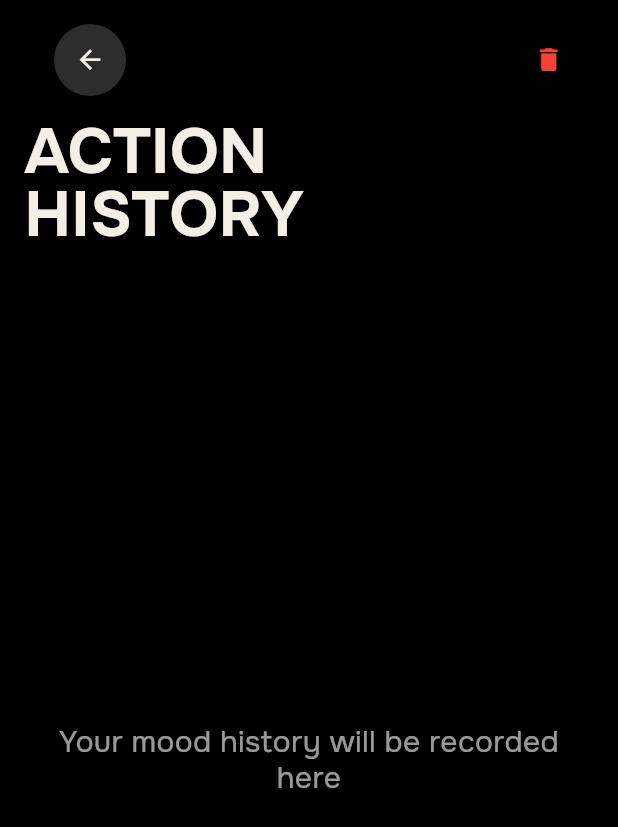
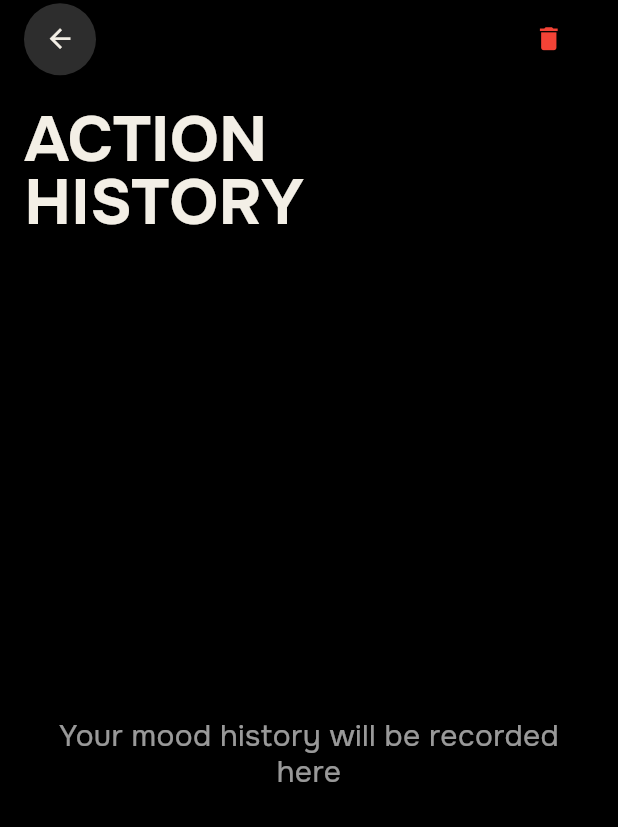
Before and after one commit to TST-TEAM-APPS/tt_36, a Flutter app: the ActionHistoryPage screen opened directly, on a phone screen of 412 x 824 dp. Shown: the top 827 px of the screen. Run offline on Flutter 3.47's test engine with Material 3 defaults, Android fonts, the light colour scheme and no system bars; our stand-ins replace easy_date_timeline, fl_chart, hive, hive_flutter; missing offline and left inert: gaimon; accounts and stored records are empty; network calls fail.

Commit message:
Update app

```diff
--- a/lib/main_view/action_history_page.dart
+++ b/lib/main_view/action_history_page.dart
@@ -56,11 +56,12 @@ class _ActionHistoryPageState extends State<ActionHistoryPage> {
           child: Column(
             crossAxisAlignment: CrossAxisAlignment.start,
             children: [
-              // Верхняя панель
               Row(
                 mainAxisAlignment: MainAxisAlignment.spaceBetween,
                 children: [
                   CupertinoButton(
+                      padding: EdgeInsets.zero,
+                      minSize: 1,
                       child: Container(
                         width: 48,
                         height: 48,
@@ -82,6 +83,7 @@ class _ActionHistoryPageState extends State<ActionHistoryPage> {
                       ))
                 ],
               ),
+              const SizedBox(height: 20),
               Text(
                 'ACTION\nHISTORY',
                 style:
```
